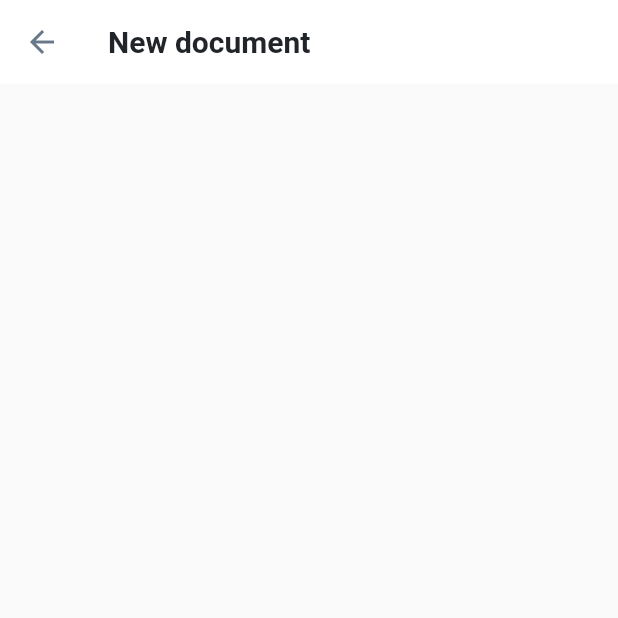
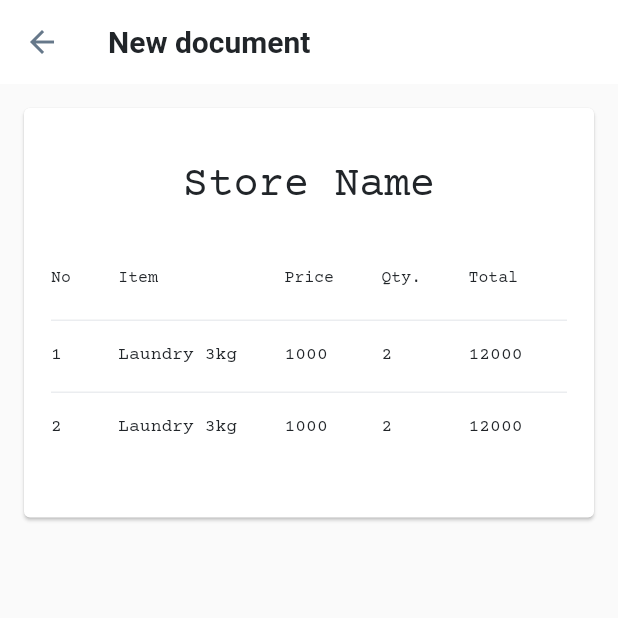
Before and after one commit to mirhasalh/flutter_receipt_app, a Flutter app: the AddDocPage screen opened by its route, on a phone screen of 412 x 824 dp, the top half of it. Run offline on Flutter 3.47's test engine with Material 2 defaults, Android fonts, the phone set to English and light mode, and no system bars; our stand-ins replace flutter_hooks, flutter_speed_dial, flutter_svg, hooks_riverpod, isar, shared_preferences; accounts and stored records are empty; generated files the repository leaves out were written again.

Commit message:
Update add_doc_page.dart

```diff
--- a/lib/src/page/add_doc_page.dart
+++ b/lib/src/page/add_doc_page.dart
@@ -1,4 +1,6 @@
 import 'package:flutter/material.dart';
+import 'package:flutter_receipt_app/src/assets/fonts.dart';
+import 'package:flutter_receipt_app/src/palette.dart';
 
 class AddDocPage extends StatelessWidget {
   static const routeName = '/addDoc';
@@ -11,6 +13,72 @@ class AddDocPage extends StatelessWidget {
       appBar: AppBar(
         title: const Text('New document'),
       ),
+      body: ListView(
+        children: [
+          Card(
+            margin: const EdgeInsets.all(16.0),
+            child: Padding(
+              padding: const EdgeInsets.all(18.0),
+              child: Column(
+                crossAxisAlignment: CrossAxisAlignment.center,
+                children: [
+                  const SizedBox(height: 18.0),
+                  const Text(
+                    'Store Name',
+                    style: TextStyle(
+                      fontFamily: Fonts.courierPrime,
+                      fontSize: 28.0,
+                    ),
+                  ),
+                  const SizedBox(height: 18.0),
+                  SizedBox(
+                    width: double.infinity,
+                    child: DataTable(
+                      headingTextStyle:
+                          Theme.of(context).textTheme.caption!.copyWith(
+                                fontFamily: Fonts.courierPrime,
+                                fontSize: 11.0,
+                                color: Palette.eerieBlack,
+                              ),
+                      dataTextStyle:
+                          Theme.of(context).textTheme.caption!.copyWith(
+                                color: Palette.eerieBlack,
+                                fontFamily: Fonts.courierPrime,
+                              ),
+                      horizontalMargin: 0.0,
+                      columnSpacing: 2.0,
+                      columns: const <DataColumn>[
+                        DataColumn(label: Text('No')),
+                        DataColumn(label: Text('Item')),
+                        DataColumn(label: Text('Price')),
+                        DataColumn(label: Text('Qty.')),
+                        DataColumn(label: Text('Total')),
+                      ],
+                      rows: const <DataRow>[
+                        DataRow(cells: <DataCell>[
+                          DataCell(Text('1')),
+                          DataCell(Text('Laundry 3kg')),
+                          DataCell(Text('1000')),
+                          DataCell(Text('2')),
+                          DataCell(Text('12000')),
+                        ]),
+                        DataRow(cells: <DataCell>[
+                          DataCell(Text('2')),
+                          DataCell(Text('Laundry 3kg')),
+                          DataCell(Text('1000')),
+                          DataCell(Text('2')),
+                          DataCell(Text('12000')),
+                        ]),
+                      ],
+                    ),
+                  ),
+                  const SizedBox(height: 18.0),
+                ],
+              ),
+            ),
+          ),
+        ],
+      ),
     );
   }
 }
```
